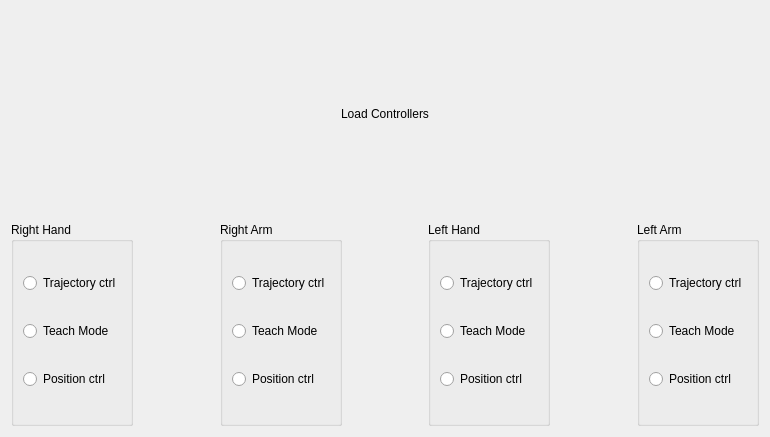
This is sr_gui_change_controllers/uis/SrChangeControllers.ui in shadow-robot/sr_visualization_common as Qt 5 draws it before an edit. The edited form follows.
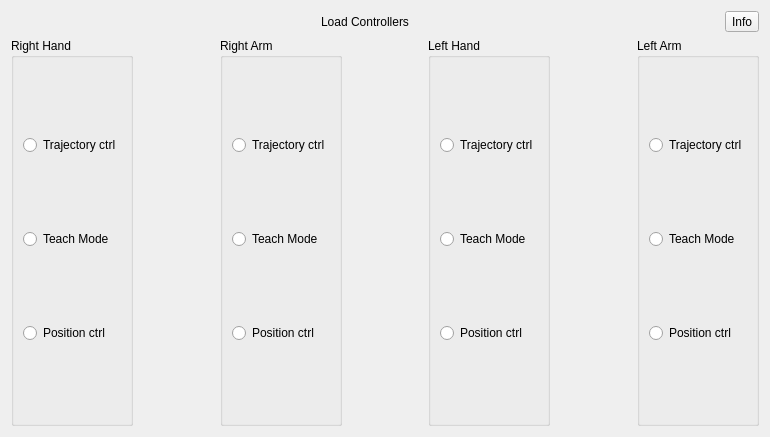
This is the edited form.

Patch:
```diff
--- a/sr_gui_change_controllers/uis/SrChangeControllers.ui
+++ b/sr_gui_change_controllers/uis/SrChangeControllers.ui
@@ -17,6 +17,8 @@
    <item row="0" column="0">
     <layout class="QVBoxLayout" name="verticalLayout">
      <item>
+      <layout class="QHBoxLayout" name="horizontalLayout_3">
+       <item>
       <widget class="QLabel" name="label">
        <property name="maximumSize">
         <size>
@@ -31,6 +33,15 @@
         <set>Qt::AlignCenter</set>
        </property>
       </widget>
+       </item>
+       <item>
+        <widget class="QToolButton" name="information_box">
+         <property name="text">
+          <string>Info</string>
+         </property>
+        </widget>
+       </item>
+      </layout>
      </item>
      <item>
       <layout class="QVBoxLayout" name="verticalLayout_2">
```
Lines whose indentation alone changed are shown as unchanged.
